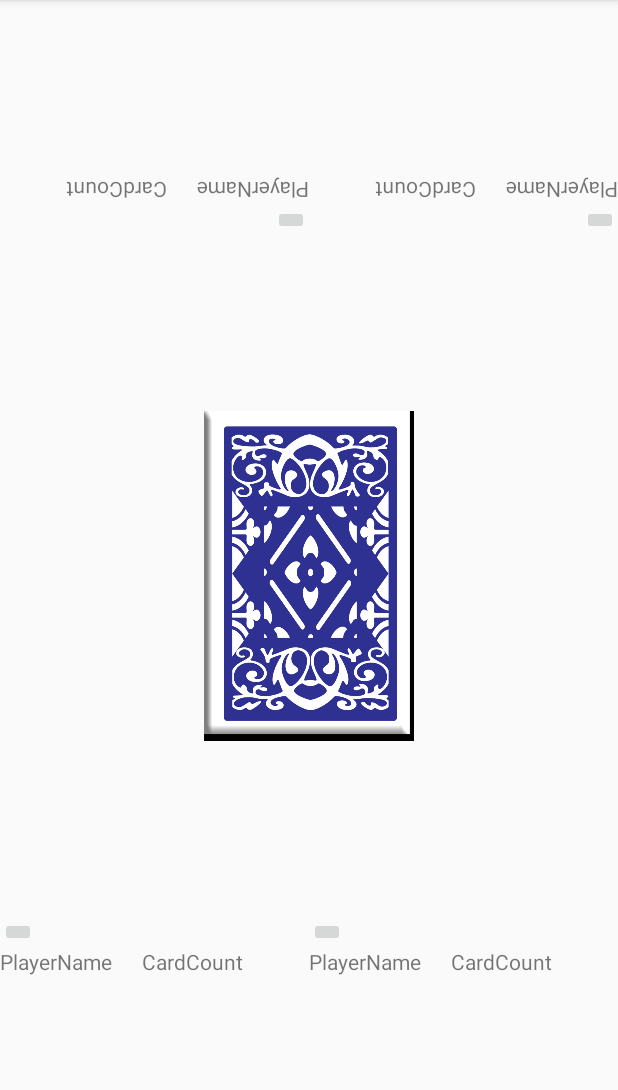
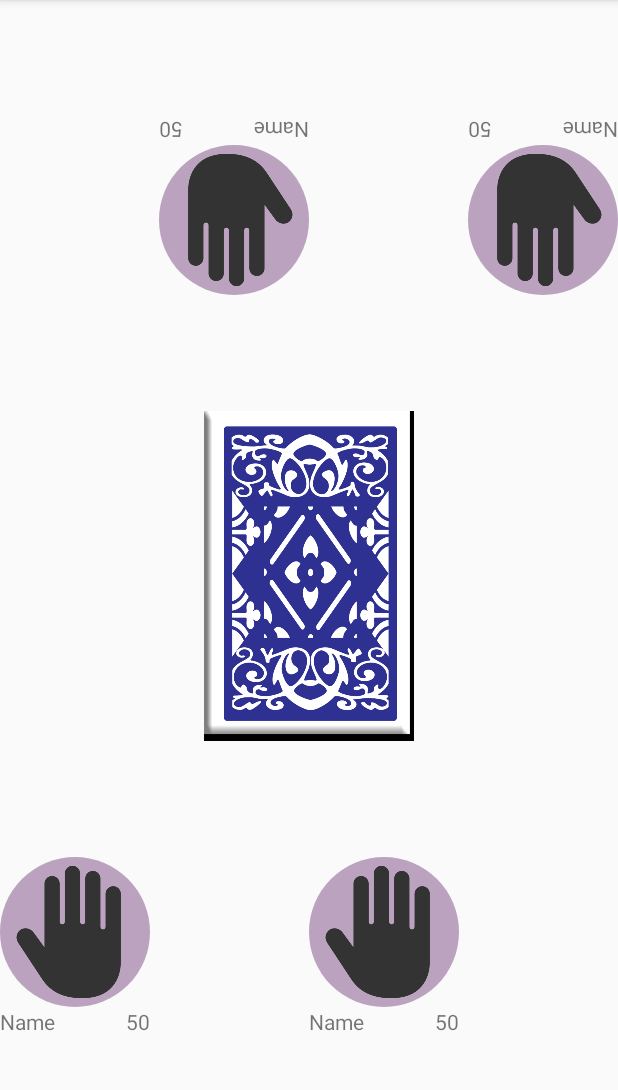
Before and after one commit to RXtr/3750SlapJack, an Android app: the HandFragment screen opened directly, with no data from a screen before it, on a phone screen of 412 x 824 dp, the part 84-1174 px from its top. Run offline under Robolectric (Android 15) with nearby library versions, the phone set to English and light mode, and no system bars; 2 statements that could not run were skipped.

Commit message:
added colour changing icon for slapping cards

```diff
--- a/app/src/main/java/com/example/robbie/cs3750slapjack/GameActivity.java
+++ b/app/src/main/java/com/example/robbie/cs3750slapjack/GameActivity.java
@@ -1,12 +1,10 @@
 package com.example.robbie.cs3750slapjack;
 
-import android.content.Intent;
 import android.os.Build;
 import android.os.Bundle;
 import android.support.annotation.RequiresApi;
 import android.support.v7.app.AppCompatActivity;
 import android.util.Log;
-import android.widget.TextView;
 
 public class GameActivity extends AppCompatActivity {
 
--- a/app/src/main/java/com/example/robbie/cs3750slapjack/HandFragment.java
+++ b/app/src/main/java/com/example/robbie/cs3750slapjack/HandFragment.java
@@ -1,6 +1,8 @@
 package com.example.robbie.cs3750slapjack;
 
 
+import android.graphics.Color;
+import android.graphics.PorterDuff;
 import android.os.Bundle;
 import android.support.v4.app.Fragment;
 import android.view.LayoutInflater;
@@ -8,6 +10,8 @@ import android.view.View;
 import android.view.ViewGroup;
 import android.widget.ImageButton;
 import android.widget.TextView;
+
+import java.util.Random;
 
 
 /**
@@ -26,11 +30,14 @@ public class HandFragment extends Fragment {
     @Override
     public View onCreateView(LayoutInflater inflater, ViewGroup container,
                              Bundle savedInstanceState) {
-        View view = (View)inflater.inflate(R.layout.fragment_hand, container, false);
-        icon = (ImageButton)view.findViewById(R.id.imageButton);
-        //icon.setImageResource(R.drawable.dark_brotherhood_hand);
+        View view = (View) inflater.inflate(R.layout.fragment_hand, container, false);
+        icon = (ImageButton) view.findViewById(R.id.imageButton);
+        icon.getBackground().setColorFilter(getRandomColor(), PorterDuff.Mode.SRC_ATOP);
 
         return view;
     }
-
+    public int getRandomColor(){
+        Random rnd = new Random();
+        return Color.argb(255, rnd.nextInt(256), rnd.nextInt(256), rnd.nextInt(256));
+    }
 }
--- /dev/null
+++ b/app/src/main/res/drawable/circle.xml
@@ -0,0 +1,9 @@
+<?xml version="1.0" encoding="utf-8"?>
+<selector xmlns:android="http://schemas.android.com/apk/res/android">
+    <item>
+        <shape android:shape="oval">
+            <solid android:color="#48b3ff" />
+        </shape>
+    </item>
+    <size android:width="80dp" android:height="80dp"/>
+</selector>
--- a/app/src/main/res/layout/fragment_hand.xml
+++ b/app/src/main/res/layout/fragment_hand.xml
@@ -1,37 +1,42 @@
 <RelativeLayout xmlns:android="http://schemas.android.com/apk/res/android"
+    xmlns:app="http://schemas.android.com/apk/res-auto"
     xmlns:tools="http://schemas.android.com/tools"
     android:layout_width="match_parent"
     android:layout_height="match_parent"
     tools:context="com.example.robbie.cs3750slapjack.HandFragment">
 
-    <ImageButton
-        android:layout_width="wrap_content"
-        android:layout_height="wrap_content"
-        android:id="@+id/imageButton"
-        android:layout_gravity="center" />
-
     <TextView
         android:layout_width="wrap_content"
         android:layout_height="wrap_content"
         android:textAppearance="?android:attr/textAppearanceSmall"
-        android:text="CardCount"
-        android:id="@+id/CardCount"
-        android:layout_gravity="right|bottom"
-        android:layout_alignTop="@+id/PlayerName"
-        android:layout_toRightOf="@+id/PlayerName"
-        android:layout_toEndOf="@+id/PlayerName"
-        android:layout_marginLeft="20dp"
-        android:layout_marginStart="20dp" />
-
-    <TextView
-        android:layout_width="wrap_content"
-        android:layout_height="wrap_content"
-        android:textAppearance="?android:attr/textAppearanceSmall"
-        android:text="PlayerName"
+        android:text="Name"
         android:id="@+id/PlayerName"
         android:layout_gravity="center_horizontal|bottom"
         android:layout_below="@+id/imageButton"
         android:layout_alignParentLeft="true"
         android:layout_alignParentStart="true" />
 
+    <ImageButton
+        android:layout_width="100dp"
+        android:layout_height="100dp"
+        android:id="@+id/imageButton"
+        android:src="@drawable/hand_icon"
+        android:scaleType="fitCenter"
+        android:layout_gravity="center"
+        android:layout_alignParentTop="true"
+        android:layout_alignParentLeft="true"
+        android:layout_alignParentStart="true"
+        android:background="@drawable/circle" />
+
+    <TextView
+        android:layout_width="wrap_content"
+        android:layout_height="wrap_content"
+        android:textAppearance="?android:attr/textAppearanceSmall"
+        android:text="50"
+        android:id="@+id/CardCount"
+        android:layout_gravity="right|bottom"
+        android:layout_below="@+id/imageButton"
+        android:layout_alignRight="@+id/imageButton"
+        android:layout_alignEnd="@+id/imageButton" />
+
 </RelativeLayout>
```
Also changed, not shown: app/src/main/res/drawable/hand_icon.png (added).
